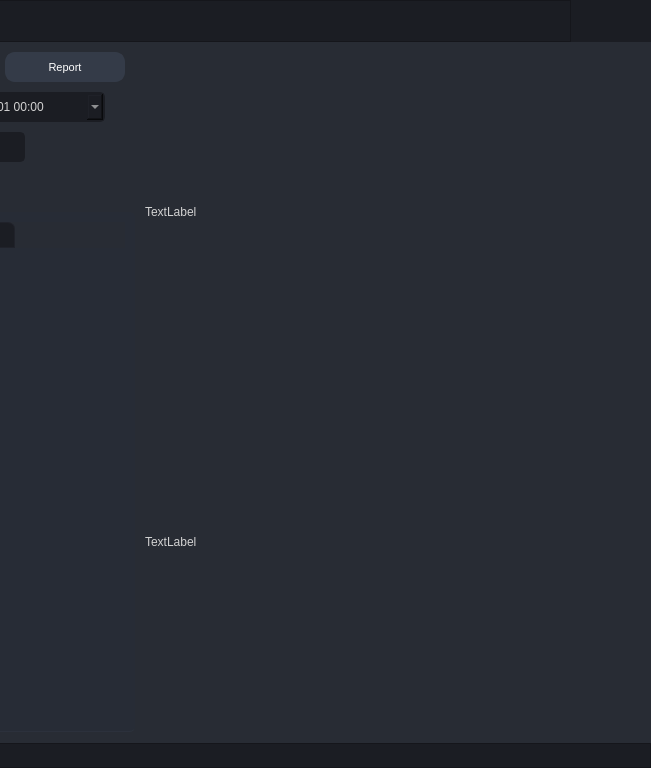
Before: the Qt Designer form widget/forms/form_main.ui in MetallicAlex/Thermal-Camera, drawn with Qt 5; both pictures show x 715 to 1366 and y 0 to 768 of the 1366 by 768 pixel window.
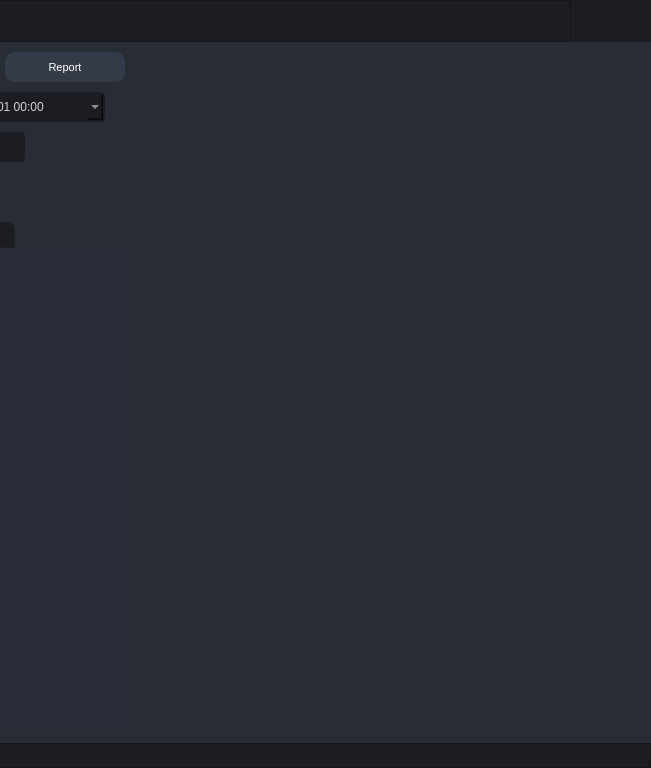
After: the same form once the commit is applied. The open tabs and pages were chosen to show the change. Icons and pictures are not drawn.

Commit message: Added pie number person passage

```diff
--- a/widget/forms/form_main.ui
+++ b/widget/forms/form_main.ui
@@ -2813,32 +2813,6 @@
               </widget>
              </widget>
              <widget class="QWidget" name="page_statistic">
-              <widget class="QLabel" name="label_statistic_day">
-               <property name="geometry">
-                <rect>
-                 <x>650</x>
-                 <y>10</y>
-                 <width>500</width>
-                 <height>320</height>
-                </rect>
-               </property>
-               <property name="text">
-                <string>TextLabel</string>
-               </property>
-              </widget>
-              <widget class="QLabel" name="label_statistic_all_days">
-               <property name="geometry">
-                <rect>
-                 <x>650</x>
-                 <y>340</y>
-                 <width>500</width>
-                 <height>320</height>
-                </rect>
-               </property>
-               <property name="text">
-                <string>TextLabel</string>
-               </property>
-              </widget>
               <widget class="QTableWidget" name="table_statistics">
                <property name="geometry">
                 <rect>
@@ -3458,6 +3432,48 @@
                  <normaloff>:/16x16/data/resources/icons/16x16/cil-chart-pie.png</normaloff>:/16x16/data/resources/icons/16x16/cil-chart-pie.png</iconset>
                </property>
               </widget>
+              <widget class="QWidget" name="widget_pie_person_passage_day" native="true">
+               <property name="geometry">
+                <rect>
+                 <x>650</x>
+                 <y>30</y>
+                 <width>500</width>
+                 <height>320</height>
+                </rect>
+               </property>
+               <widget class="QWidget" name="verticalLayoutWidget">
+                <property name="geometry">
+                 <rect>
+                  <x>0</x>
+                  <y>0</y>
+                  <width>491</width>
+                  <height>311</height>
+                 </rect>
+                </property>
+                <layout class="QVBoxLayout" name="verticalLayout_pie_person_passage_day"/>
+               </widget>
+              </widget>
+              <widget class="QWidget" name="widget_pie_person_passage_all_time" native="true">
+               <property name="geometry">
+                <rect>
+                 <x>650</x>
+                 <y>370</y>
+                 <width>500</width>
+                 <height>320</height>
+                </rect>
+               </property>
+               <widget class="QWidget" name="verticalLayoutWidget_2">
+                <property name="geometry">
+                 <rect>
+                  <x>0</x>
+                  <y>0</y>
+                  <width>491</width>
+                  <height>311</height>
+                 </rect>
+                </property>
+                <layout class="QVBoxLayout" name="verticalLayout_pie_person_passage_day_2"/>
+               </widget>
+              </widget>
              </widget>
              <widget class="QWidget" name="page_settings"/>
             </widget>
```
Left out of the diff: 2 changed lines with no effect on the pictures. The commit also changes 4 other files.
